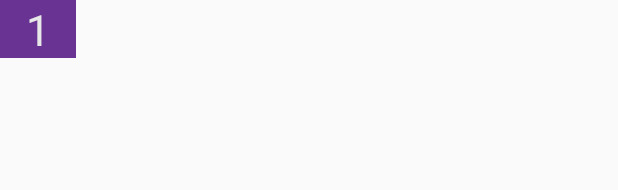
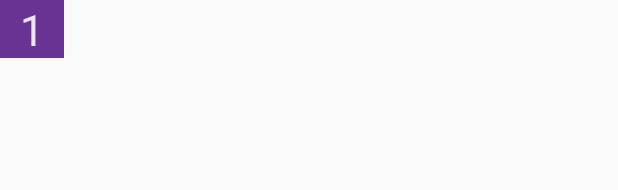
Before and after one commit to PikachuTeam/IndoDriving, an Android app: the layout item_question_no.xml on its own in the app's theme, with its tools: preview values and no code run, on a phone screen of 412 x 824 dp. Shown: the top 190 px of the screen. Run offline under Robolectric (Android 15) with nearby library versions, the phone set to English and light mode, and no system bars.

Commit message:
+ Change question number wrapper size

```diff
--- a/app/src/main/res/layout/item_question_no.xml
+++ b/app/src/main/res/layout/item_question_no.xml
@@ -5,7 +5,7 @@
 
     <RelativeLayout xmlns:android="http://schemas.android.com/apk/res/android"
         android:id="@+id/questionNoWrapper"
-        android:layout_width="@dimen/common_size_42"
+        android:layout_width="@dimen/question_number_wrapper_width"
         android:layout_height="@dimen/number_wrapper_height"
         android:background="@drawable/question_wrapper"
         android:orientation="horizontal">
--- a/app/src/main/res/values-sw320dp-xhdpi/dimens.xml
+++ b/app/src/main/res/values-sw320dp-xhdpi/dimens.xml
@@ -51,4 +51,6 @@
     <dimen name="progress_area_height">55dp</dimen>
     <dimen name="progress_indicator_width">29dp</dimen>
     <dimen name="progress_bar_container_height">20dp</dimen>
+
+    <dimen name="question_number_wrapper_width">42.8dp</dimen>
 </resources>
```
Also changed, not shown: app/src/main/res/values-sw320dp-xxhdpi/dimens.xml (+11 -8 lines).
